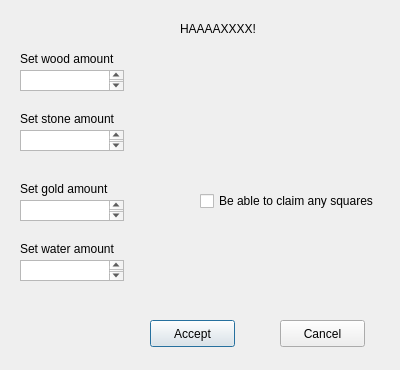
Above: road_race/cheater.ui from bjuppl/roadrace before the change. Below: the same form after it.
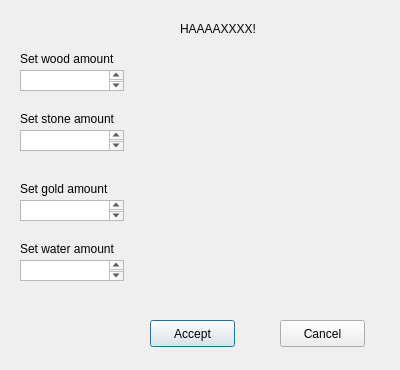
That is the form after the change.

What changed in the file:
```diff
--- a/road_race/cheater.ui
+++ b/road_race/cheater.ui
@@ -105,19 +105,6 @@
     <string>Set water amount</string>
    </property>
   </widget>
-  <widget class="QCheckBox" name="checkBox">
-   <property name="geometry">
-    <rect>
-     <x>200</x>
-     <y>190</y>
-     <width>191</width>
-     <height>22</height>
-    </rect>
-   </property>
-   <property name="text">
-    <string>Be able to claim any squares</string>
-   </property>
-  </widget>
   <widget class="QLabel" name="label_5">
    <property name="geometry">
     <rect>
```
